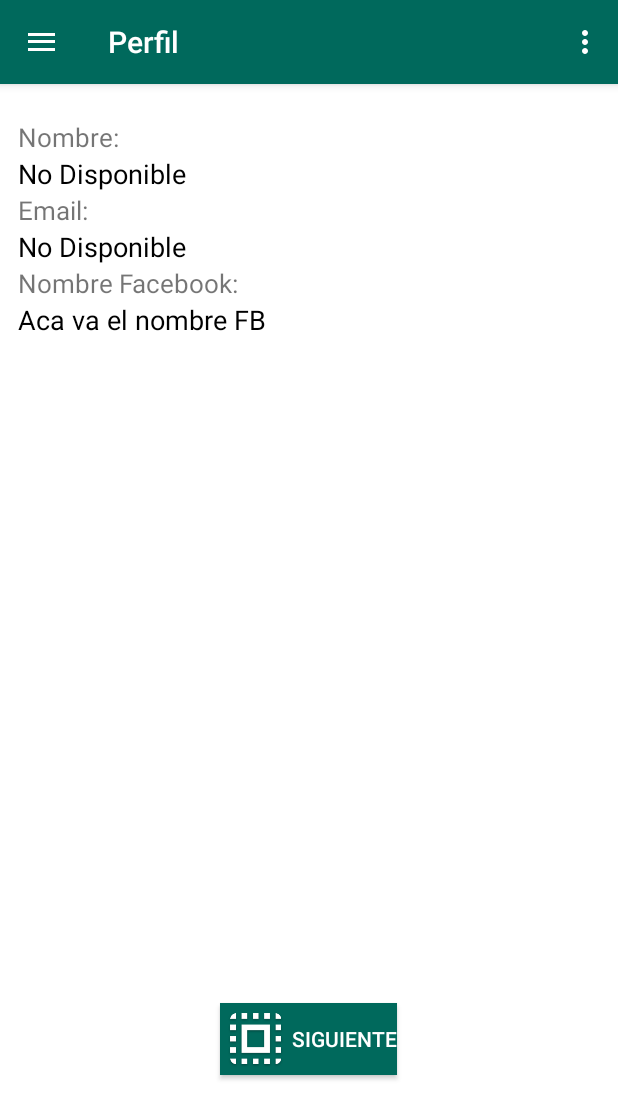
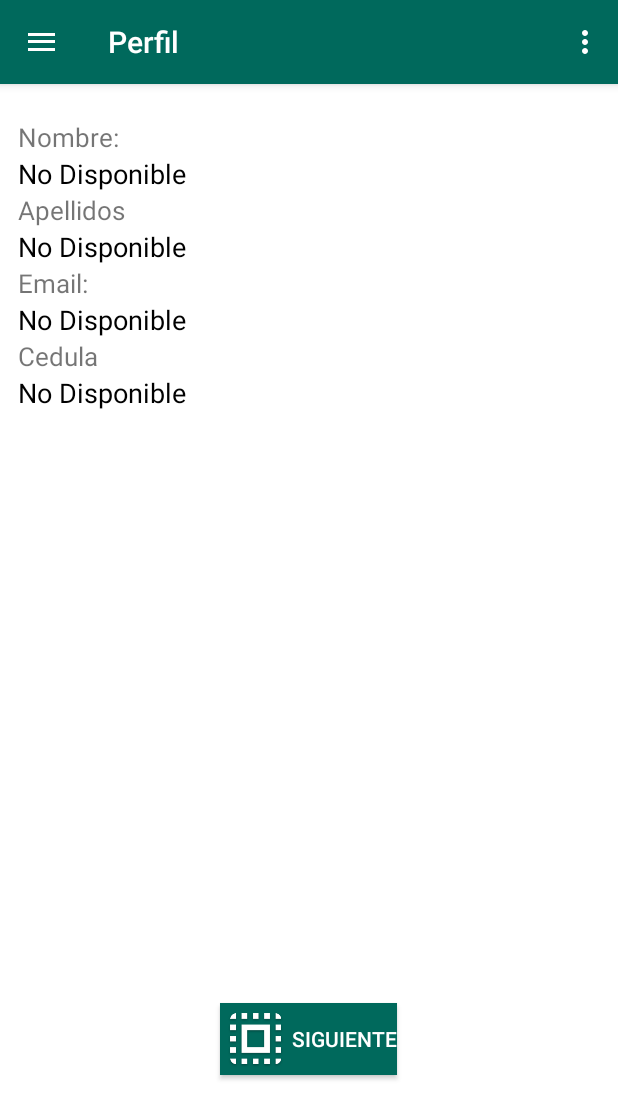
Before and after one commit to johansparra/Lector, an Android app: the PerfilActivity screen opened directly, with no data from a screen before it, on a phone screen of 412 x 824 dp. Shown: the top 1119 px of the screen. Run offline under Robolectric (Android 15) with nearby library versions, the light colour scheme and no system bars; network calls fail.

Commit message:
nombre apellidos y cedula

```diff
--- a/app/src/main/java/com/ing_sebasparra/lector/Beam.java
+++ b/app/src/main/java/com/ing_sebasparra/lector/Beam.java
@@ -27,7 +27,7 @@ public class Beam extends Activity implements CreateNdefMessageCallback,
         public void handleMessage(Message msg) {
             switch (msg.what) {
                 case MESSAGE_SENT:
-                    Toast.makeText(getApplicationContext(), "Message sent!", Toast.LENGTH_LONG).show();
+                    Toast.makeText(getApplicationContext(), "Mensaje enviado!", Toast.LENGTH_LONG).show();
                     Intent intent3 = new Intent(Beam.this, MainActivity.class);
                     startActivity(intent3);
                     break;
@@ -48,7 +48,7 @@ public class Beam extends Activity implements CreateNdefMessageCallback,
         mNfcAdapter = NfcAdapter.getDefaultAdapter(this);
         if (mNfcAdapter == null) {
             mInfoText = findViewById(R.id.textView);
-            mInfoText.setText("NFC is not available on this device.");
+            mInfoText.setText("NFC no es compatible con este dispositivo");
         } else {
             // Register callback to set NDEF message
             mNfcAdapter.setNdefPushMessageCallback(this, this);
@@ -62,8 +62,7 @@ public class Beam extends Activity implements CreateNdefMessageCallback,
      */
     @Override
     public NdefMessage createNdefMessage(NfcEvent event) {
-        String texto = ("Beam me up!\n\n" +
-                "Beam Time: ");
+        String texto = ("Val"+"1069738505");
         NdefMessage msg = new NdefMessage(NdefRecord.createMime(
                 "application/com.example.android.beam", texto.getBytes())
                 /**
--- a/app/src/main/java/com/ing_sebasparra/lector/Config.java
+++ b/app/src/main/java/com/ing_sebasparra/lector/Config.java
@@ -25,6 +25,7 @@ public class Config {
 
     /// guardar los otros datos id nombre nivel matricula
     static final String NOMBRE_SHARED_PREF = "name";
+    static final String APELLIDOS_SHARED_PREF = "apellido";
     static final String NIVEL_SHARED_PREF = "nivel";
     static final String MATRICULA_SHARED_PREF = "matricula";
     static final String CREDITOS_SHARED_PREF = "creditos";
--- a/app/src/main/java/com/ing_sebasparra/lector/LoginActivity.java
+++ b/app/src/main/java/com/ing_sebasparra/lector/LoginActivity.java
@@ -70,7 +70,7 @@ public class LoginActivity extends AppCompatActivity implements View.OnClickList
     // inicialmente es falso
     private boolean loggedIn = false;
     // mirar si carga los datos
-    String PASSWORDT1 = null, EMAILT1 = null, NOMBRET1 = null, NIVELT1 = null, MATRICULAT1 = null, CREDITOST1 =null;
+    String PASSWORDT1 = null, EMAILT1 = null, NOMBRET1 = null, APELLIDOT1 = null, NIVELT1 = null, CEDULAT1 = null, CREDITOST1 =null;
     //hasta aca
 
     // saber si hay conexion a ineternet
@@ -465,10 +465,11 @@ public class LoginActivity extends AppCompatActivity implements View.OnClickList
                 JSONObject root = new JSONObject(s);
                 JSONObject user_data = root.getJSONObject("user_data");
                 NOMBRET1 = user_data.getString("name");
+                APELLIDOT1 = user_data.getString("apellidos");
                 EMAILT1 = user_data.getString("email");
                 PASSWORDT1 = user_data.getString("password");
                 NIVELT1 = user_data.getString("nivel");
-                MATRICULAT1 = user_data.getString("matricula");
+                CEDULAT1 = user_data.getString("cedula");
                 CREDITOST1 = user_data.getString("creditos");
 
             } catch (JSONException e) {
@@ -479,9 +480,10 @@ public class LoginActivity extends AppCompatActivity implements View.OnClickList
             SharedPreferences.Editor editor = sharedPreferences.edit();
             editor.putBoolean(Config.LOGGEDIN_SHARED_PREF, true);
             editor.putString(Config.NOMBRE_SHARED_PREF, NOMBRET1);
+            editor.putString(Config.APELLIDOS_SHARED_PREF, APELLIDOT1);
             editor.putString(Config.EMAIL_SHARED_PREF, EMAILT1);
             editor.putString(Config.NIVEL_SHARED_PREF, NIVELT1);
-            editor.putString(Config.MATRICULA_SHARED_PREF, MATRICULAT1);
+            editor.putString(Config.MATRICULA_SHARED_PREF, CEDULAT1);
             editor.putString(Config.CREDITOS_SHARED_PREF, CREDITOST1);
             editor.putString(Config.ERR_SHARED_PREF, err);// si sale error  pero nunca va  salir por el condicional
             editor.commit();
--- a/app/src/main/java/com/ing_sebasparra/lector/PerfilActivity.java
+++ b/app/src/main/java/com/ing_sebasparra/lector/PerfilActivity.java
@@ -37,8 +37,8 @@ public class PerfilActivity extends AppCompatActivity {
     FrameLayout statusBar;
 
     //VARIABLES
-    private TextView emailTV, nombreTV, cargoTV, fotoTV, cedulaTV, nmostrar;
-    private String email1, nombre1, cargo1, foto1, cedula1;
+    private TextView emailTV, nombreTV,apellidoTV, cargoTV, fotoTV, cedulaTV, nmostrar;
+    private String email1, nombre1,apellido1, cargo1, foto1, cedula1;
     // para la iamgen
     ImageView ivImageFromUrl;
     // el scan
@@ -69,11 +69,17 @@ public class PerfilActivity extends AppCompatActivity {
         //VARIABLES
         emailTV = (TextView) findViewById(R.id.emailview);
         nombreTV = (TextView) findViewById(R.id.nombreview);
+        apellidoTV = (TextView) findViewById(R.id.apellidosview);
+        cedulaTV = (TextView) findViewById(R.id.cedulaview);
         SharedPreferences sharedPreferences = getSharedPreferences(Config.SHARED_PREF_NAME, Context.MODE_PRIVATE);
         email1 = sharedPreferences.getString(Config.EMAIL_SHARED_PREF, "No Disponible");
         emailTV.setText(email1);
         nombre1 = sharedPreferences.getString(Config.NOMBRE_SHARED_PREF, "No Disponible");
         nombreTV.setText(nombre1);
+        apellido1 = sharedPreferences.getString(Config.APELLIDOS_SHARED_PREF, "No Disponible");
+        apellidoTV.setText(apellido1);
+        cedula1 = sharedPreferences.getString(Config.MATRICULA_SHARED_PREF, "No Disponible");
+        cedulaTV.setText(cedula1);
 
     }
 
--- a/app/src/main/res/layout/activity_perfil.xml
+++ b/app/src/main/res/layout/activity_perfil.xml
@@ -54,24 +54,7 @@
             tools:layout_editor_absoluteX="145dp"
             tools:layout_editor_absoluteY="358dp" />
 
-        <TextView
-            android:id="@+id/emailview"
-            android:layout_width="match_parent"
-            android:layout_height="wrap_content"
-            android:layout_alignStart="@+id/txt_email"
-            android:layout_below="@+id/txt_email"
-            android:text="@string/acavaelemail1"
-            android:textColor="@color/md_black_1000"
-            android:textSize="18sp" />
 
-        <TextView
-            android:id="@+id/txt_email"
-            android:layout_width="wrap_content"
-            android:layout_height="wrap_content"
-            android:layout_alignStart="@+id/nombreview"
-            android:layout_below="@+id/nombreview"
-            android:text="@string/Emaill1"
-            android:textSize="17sp" />
 
         <TextView
             android:id="@+id/txt_nombre"
@@ -84,34 +67,75 @@
             android:text="@string/Nombrel1"
             android:textSize="17sp" />
 
-        <TextView
-            android:id="@+id/txt_nombre_fb"
-            android:layout_width="wrap_content"
-            android:layout_height="wrap_content"
-            android:layout_alignStart="@+id/emailview"
-            android:layout_below="@+id/emailview"
-            android:text="@string/nombre_fb"
-            android:textSize="17sp" />
 
         <TextView
             android:id="@+id/nombreview"
             android:layout_width="match_parent"
             android:layout_height="wrap_content"
+            android:layout_below="@+id/txt_nombre"
             android:layout_alignStart="@+id/txt_nombre"
-            android:layout_below="@+id/txt_nombre"
             android:text="@string/acavaelnombre1"
             android:textColor="@color/md_black_1000"
             android:textSize="18sp" />
 
         <TextView
-            android:id="@+id/nameTextView"
+            android:id="@+id/txt_apellidos"
             android:layout_width="wrap_content"
             android:layout_height="wrap_content"
-            android:layout_alignStart="@+id/txt_nombre_fb"
-            android:layout_below="@+id/txt_nombre_fb"
-            android:text="@string/acavaelnombre2"
+            android:layout_below="@+id/nombreview"
+            android:layout_alignStart="@+id/nombreview"
+            android:text="Apellidos"
+            android:textSize="17sp" />
+
+        <TextView
+            android:id="@+id/apellidosview"
+            android:layout_width="match_parent"
+            android:layout_height="wrap_content"
+            android:layout_below="@+id/txt_apellidos"
+            android:layout_alignStart="@+id/txt_nombre"
+            android:text="@string/acavaelnombre1"
             android:textColor="@color/md_black_1000"
             android:textSize="18sp" />
+
+        <TextView
+            android:id="@+id/txt_email"
+            android:layout_width="wrap_content"
+            android:layout_height="wrap_content"
+            android:layout_below="@+id/apellidosview"
+            android:layout_alignStart="@+id/nombreview"
+            android:text="@string/Emaill1"
+            android:textSize="17sp" />
+
+        <TextView
+            android:id="@+id/emailview"
+            android:layout_width="match_parent"
+            android:layout_height="wrap_content"
+            android:layout_below="@+id/txt_email"
+            android:layout_alignStart="@+id/txt_email"
+            android:text="@string/acavaelemail1"
+            android:textColor="@color/md_black_1000"
+            android:textSize="18sp" />
+
+        <TextView
+            android:id="@+id/txt_cedula"
+            android:layout_width="wrap_content"
+            android:layout_height="wrap_content"
+            android:layout_below="@+id/emailview"
+            android:layout_alignStart="@+id/nombreview"
+            android:text="Cedula"
+            android:textSize="17sp" />
+
+        <TextView
+            android:id="@+id/cedulaview"
+            android:layout_width="match_parent"
+            android:layout_height="wrap_content"
+            android:layout_below="@+id/txt_cedula"
+            android:layout_alignStart="@+id/txt_email"
+            android:text="@string/acavaelemail1"
+            android:textColor="@color/md_black_1000"
+            android:textSize="18sp" />
+
+
     </RelativeLayout>
 
     <android.support.design.widget.NavigationView
--- a/build.gradle
+++ b/build.gradle
@@ -5,7 +5,7 @@ buildscript {
         jcenter()
     }
     dependencies {
-        classpath 'com.android.tools.build:gradle:3.1.4'
+        classpath 'com.android.tools.build:gradle:3.2.0'
         //AGREGAR ESTA PARA FACEBOOK
         classpath 'com.google.gms:google-services:4.0.1'
 
```
Also changed, not shown: gradle/wrapper/gradle-wrapper.properties.
